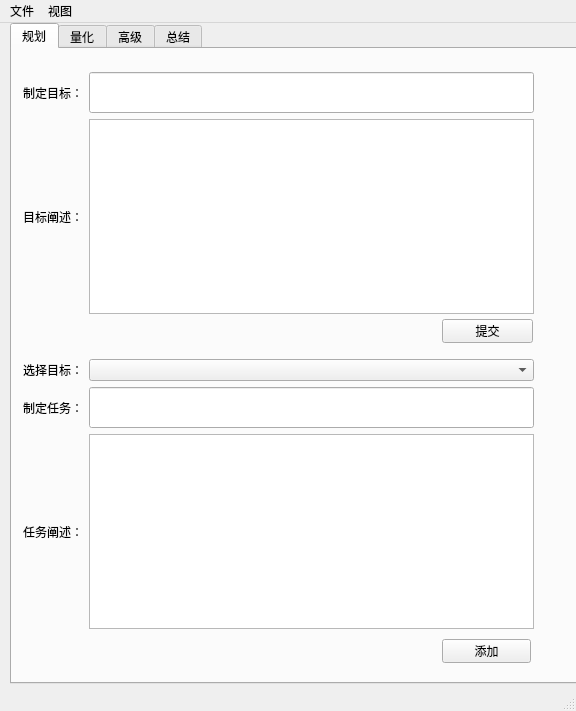
This is mainwindow.ui in fourseaLee/lifelearn as Qt 5 draws it before an edit. The edited form follows.
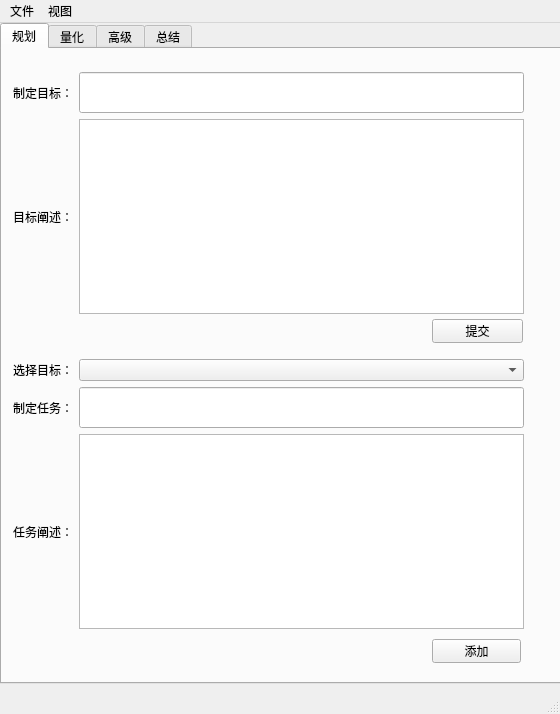
This is the edited form.

The edit to the form file:
```diff
--- a/mainwindow.ui
+++ b/mainwindow.ui
@@ -6,8 +6,8 @@
    <rect>
     <x>0</x>
     <y>0</y>
-    <width>576</width>
-    <height>711</height>
+    <width>560</width>
+    <height>714</height>
    </rect>
   </property>
   <property name="windowTitle">
@@ -17,7 +17,7 @@
    <widget class="QTabWidget" name="tabWidget">
     <property name="geometry">
      <rect>
-      <x>10</x>
+      <x>0</x>
       <y>0</y>
       <width>571</width>
       <height>661</height>
@@ -74,6 +74,13 @@
            <height>41</height>
           </size>
          </property>
+         <property name="font">
+          <font>
+           <pointsize>12</pointsize>
+           <weight>75</weight>
+           <bold>true</bold>
+          </font>
+         </property>
         </widget>
        </item>
        <item row="0" column="0">
@@ -533,7 +540,7 @@
     <rect>
      <x>0</x>
      <y>0</y>
-     <width>576</width>
+     <width>560</width>
      <height>26</height>
     </rect>
    </property>
```
